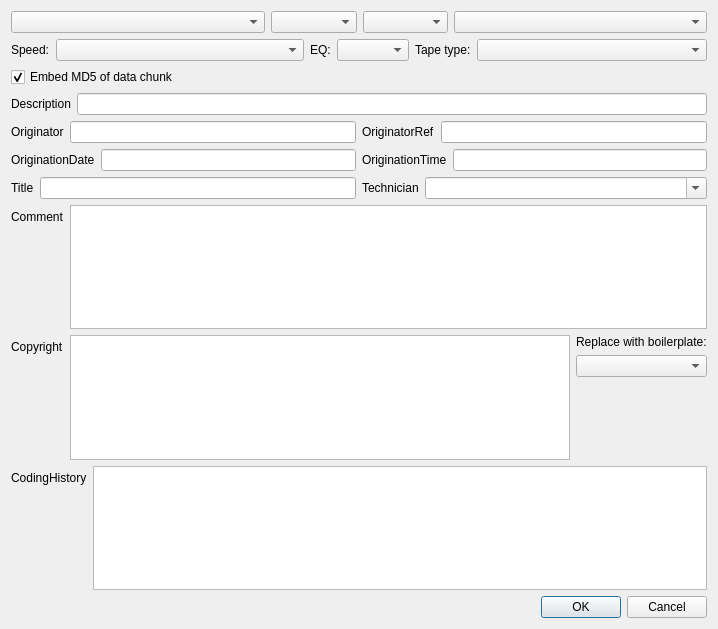
The window that main.ui (Ukrainian-History/autoBWF) describes before a commit, drawn with Qt 5.
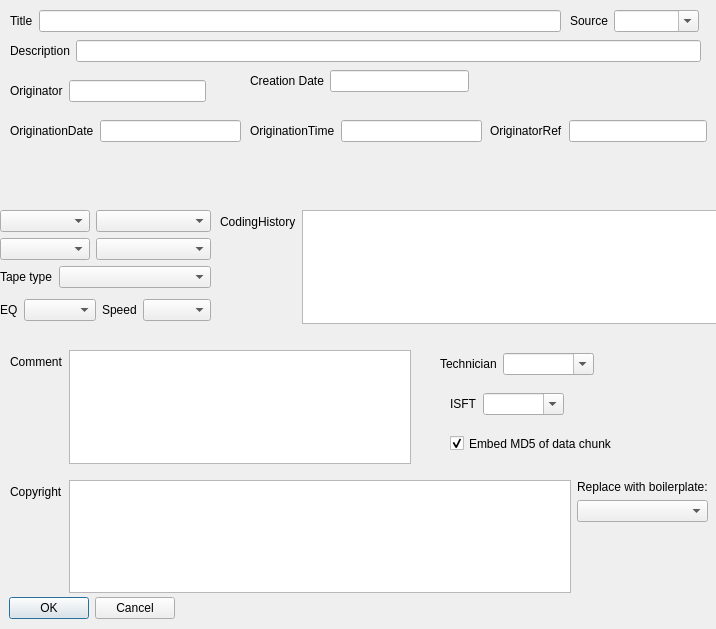
The same window after the commit.

Commit message: begin rearranging UI for full-fledged BWF editing

Patch:
```diff
--- a/main.ui
+++ b/main.ui
@@ -6,143 +6,166 @@
    <rect>
     <x>0</x>
     <y>0</y>
-    <width>718</width>
+    <width>716</width>
     <height>629</height>
    </rect>
   </property>
   <property name="windowTitle">
    <string>autoBWF</string>
   </property>
-  <layout class="QGridLayout" name="gridLayout_3">
-   <item row="0" column="0">
-    <layout class="QGridLayout" name="gridLayout_2">
-     <item row="0" column="0">
-      <widget class="QComboBox" name="deckSelect">
-       <property name="sizePolicy">
-        <sizepolicy hsizetype="Expanding" vsizetype="Fixed">
-         <horstretch>0</horstretch>
-         <verstretch>0</verstretch>
-        </sizepolicy>
-       </property>
-      </widget>
-     </item>
-     <item row="0" column="1" colspan="2">
-      <widget class="QComboBox" name="adcSelect">
-       <property name="sizePolicy">
-        <sizepolicy hsizetype="Expanding" vsizetype="Fixed">
-         <horstretch>0</horstretch>
-         <verstretch>0</verstretch>
-        </sizepolicy>
-       </property>
-      </widget>
-     </item>
-     <item row="0" column="3" colspan="2">
-      <widget class="QComboBox" name="softwareSelect">
-       <property name="sizePolicy">
-        <sizepolicy hsizetype="Expanding" vsizetype="Fixed">
-         <horstretch>0</horstretch>
-         <verstretch>0</verstretch>
-        </sizepolicy>
-       </property>
-      </widget>
-     </item>
-     <item row="0" column="5">
-      <widget class="QComboBox" name="mediaSelect">
-       <property name="sizePolicy">
-        <sizepolicy hsizetype="Expanding" vsizetype="Fixed">
-         <horstretch>0</horstretch>
-         <verstretch>0</verstretch>
-        </sizepolicy>
-       </property>
-      </widget>
-     </item>
-     <item row="1" column="0" colspan="2">
-      <layout class="QFormLayout" name="formLayout_10">
+  <widget class="QDialogButtonBox" name="buttonBox">
+   <property name="geometry">
+    <rect>
+     <x>9</x>
+     <y>597</y>
+     <width>166</width>
+     <height>23</height>
+    </rect>
+   </property>
+   <property name="orientation">
+    <enum>Qt::Horizontal</enum>
+   </property>
+   <property name="standardButtons">
+    <set>QDialogButtonBox::Cancel|QDialogButtonBox::Ok</set>
+   </property>
+  </widget>
+  <widget class="QWidget" name="layoutWidget">
+   <property name="geometry">
+    <rect>
+     <x>450</x>
+     <y>393</y>
+     <width>114</width>
+     <height>25</height>
+    </rect>
+   </property>
+   <layout class="QFormLayout" name="formLayout_14">
        <property name="fieldGrowthPolicy">
         <enum>QFormLayout::ExpandingFieldsGrow</enum>
        </property>
        <item row="0" column="0">
-        <widget class="QLabel" name="label_7">
+     <widget class="QLabel" name="label_15">
          <property name="text">
-          <string>Speed:</string>
+       <string>ISFT</string>
          </property>
         </widget>
        </item>
        <item row="0" column="1">
-        <widget class="QComboBox" name="speedSelect">
+     <widget class="QComboBox" name="isftSelect">
          <property name="sizePolicy">
           <sizepolicy hsizetype="Expanding" vsizetype="Fixed">
            <horstretch>0</horstretch>
            <verstretch>0</verstretch>
           </sizepolicy>
          </property>
+      <property name="editable">
+       <bool>true</bool>
+      </property>
         </widget>
        </item>
       </layout>
-     </item>
-     <item row="1" column="2" colspan="2">
-      <layout class="QFormLayout" name="formLayout_11">
+  </widget>
+  <widget class="QWidget" name="layoutWidget_2">
+   <property name="geometry">
+    <rect>
+     <x>250</x>
+     <y>70</y>
+     <width>219</width>
+     <height>27</height>
+    </rect>
+   </property>
+   <layout class="QHBoxLayout" name="horizontalLayout_12">
+    <item>
+     <layout class="QFormLayout" name="formLayout_15">
        <property name="fieldGrowthPolicy">
         <enum>QFormLayout::ExpandingFieldsGrow</enum>
        </property>
+      <item row="0" column="1">
+       <widget class="QLineEdit" name="creationDateLine"/>
+      </item>
        <item row="0" column="0">
-        <widget class="QLabel" name="label_12">
+       <widget class="QLabel" name="label_16">
          <property name="text">
-          <string>EQ:</string>
+         <string>Creation Date</string>
          </property>
         </widget>
        </item>
-       <item row="0" column="1">
-        <widget class="QComboBox" name="eqSelect">
-         <property name="sizePolicy">
-          <sizepolicy hsizetype="Expanding" vsizetype="Fixed">
-           <horstretch>0</horstretch>
-           <verstretch>0</verstretch>
-          </sizepolicy>
-         </property>
-        </widget>
-       </item>
-      </layout>
-     </item>
-     <item row="1" column="4" colspan="2">
-      <layout class="QFormLayout" name="formLayout_12">
+     </layout>
+    </item>
+   </layout>
+  </widget>
+  <widget class="QWidget" name="layoutWidget_3">
+   <property name="geometry">
+    <rect>
+     <x>570</x>
+     <y>10</y>
+     <width>129</width>
+     <height>25</height>
+    </rect>
+   </property>
+   <layout class="QFormLayout" name="formLayout_17">
        <property name="fieldGrowthPolicy">
         <enum>QFormLayout::ExpandingFieldsGrow</enum>
        </property>
        <item row="0" column="0">
-        <widget class="QLabel" name="label_13">
+     <widget class="QLabel" name="label_18">
          <property name="text">
-          <string>Tape type:</string>
+       <string>Source</string>
          </property>
         </widget>
        </item>
        <item row="0" column="1">
-        <widget class="QComboBox" name="typeSelect">
+     <widget class="QComboBox" name="sourceSelect">
          <property name="sizePolicy">
           <sizepolicy hsizetype="Expanding" vsizetype="Fixed">
            <horstretch>0</horstretch>
            <verstretch>0</verstretch>
           </sizepolicy>
          </property>
+      <property name="editable">
+       <bool>true</bool>
+      </property>
         </widget>
        </item>
       </layout>
-     </item>
-     <item row="2" column="0" colspan="3">
-      <widget class="QCheckBox" name="md5Check">
-       <property name="text">
-        <string>Embed MD5 of data chunk</string>
-       </property>
-       <property name="checked">
-        <bool>true</bool>
-       </property>
-      </widget>
-     </item>
-    </layout>
-   </item>
-   <item row="1" column="0">
-    <layout class="QGridLayout" name="gridLayout">
-     <item row="0" column="0" colspan="2">
+  </widget>
+  <widget class="QWidget" name="">
+   <property name="geometry">
+    <rect>
+     <x>10</x>
+     <y>10</y>
+     <width>551</width>
+     <height>27</height>
+    </rect>
+   </property>
+   <layout class="QHBoxLayout" name="horizontalLayout_7">
+    <item>
+     <layout class="QFormLayout" name="formLayout_5">
+      <property name="fieldGrowthPolicy">
+       <enum>QFormLayout::ExpandingFieldsGrow</enum>
+      </property>
+      <item row="0" column="0">
+       <widget class="QLabel" name="label_6">
+        <property name="text">
+         <string>Title</string>
+        </property>
+       </widget>
+      </item>
+      <item row="0" column="1">
+       <widget class="QLineEdit" name="titleLine"/>
+      </item>
+     </layout>
+    </item>
+   </layout>
+  </widget>
+  <widget class="QWidget" name="">
+   <property name="geometry">
+    <rect>
+     <x>10</x>
+     <y>40</y>
+     <width>691</width>
+     <height>27</height>
+    </rect>
+   </property>
       <layout class="QHBoxLayout" name="horizontalLayout">
        <item>
         <layout class="QFormLayout" name="formLayout_7">
@@ -162,8 +185,16 @@
         </layout>
        </item>
       </layout>
-     </item>
-     <item row="1" column="0">
+  </widget>
+  <widget class="QWidget" name="">
+   <property name="geometry">
+    <rect>
+     <x>10</x>
+     <y>80</y>
+     <width>196</width>
+     <height>27</height>
+    </rect>
+   </property>
       <layout class="QHBoxLayout" name="horizontalLayout_3">
        <item>
         <layout class="QFormLayout" name="formLayout">
@@ -183,29 +214,16 @@
         </layout>
        </item>
       </layout>
-     </item>
-     <item row="1" column="1">
-      <layout class="QHBoxLayout" name="horizontalLayout_4">
-       <item>
-        <layout class="QFormLayout" name="formLayout_2">
-         <property name="fieldGrowthPolicy">
-          <enum>QFormLayout::ExpandingFieldsGrow</enum>
-         </property>
-         <item row="0" column="0">
-          <widget class="QLabel" name="label_3">
-           <property name="text">
-            <string>OriginatorRef</string>
-           </property>
-          </widget>
-         </item>
-         <item row="0" column="1">
-          <widget class="QLineEdit" name="originatorRefLine"/>
-         </item>
-        </layout>
-       </item>
-      </layout>
-     </item>
-     <item row="2" column="0">
+  </widget>
+  <widget class="QWidget" name="">
+   <property name="geometry">
+    <rect>
+     <x>10</x>
+     <y>120</y>
+     <width>231</width>
+     <height>27</height>
+    </rect>
+   </property>
       <layout class="QHBoxLayout" name="horizontalLayout_5">
        <item>
         <layout class="QFormLayout" name="formLayout_3">
@@ -225,8 +243,16 @@
         </layout>
        </item>
       </layout>
-     </item>
-     <item row="2" column="1">
+  </widget>
+  <widget class="QWidget" name="">
+   <property name="geometry">
+    <rect>
+     <x>250</x>
+     <y>120</y>
+     <width>232</width>
+     <height>27</height>
+    </rect>
+   </property>
       <layout class="QHBoxLayout" name="horizontalLayout_6">
        <item>
         <layout class="QFormLayout" name="formLayout_4">
@@ -246,60 +272,74 @@
         </layout>
        </item>
       </layout>
-     </item>
-     <item row="3" column="0">
-      <layout class="QHBoxLayout" name="horizontalLayout_7">
+  </widget>
+  <widget class="QWidget" name="">
+   <property name="geometry">
+    <rect>
+     <x>490</x>
+     <y>120</y>
+     <width>217</width>
+     <height>27</height>
+    </rect>
+   </property>
+   <layout class="QHBoxLayout" name="horizontalLayout_4">
        <item>
-        <layout class="QFormLayout" name="formLayout_5">
+     <layout class="QFormLayout" name="formLayout_2">
          <property name="fieldGrowthPolicy">
           <enum>QFormLayout::ExpandingFieldsGrow</enum>
          </property>
          <item row="0" column="0">
-          <widget class="QLabel" name="label_6">
+       <widget class="QLabel" name="label_3">
            <property name="text">
-            <string>Title</string>
+         <string>OriginatorRef</string>
            </property>
           </widget>
          </item>
          <item row="0" column="1">
-          <widget class="QLineEdit" name="titleLine"/>
+       <widget class="QLineEdit" name="originatorRefLine"/>
          </item>
         </layout>
        </item>
       </layout>
-     </item>
-     <item row="3" column="1">
-      <layout class="QHBoxLayout" name="horizontalLayout_8">
+  </widget>
+  <widget class="QWidget" name="">
+   <property name="geometry">
+    <rect>
+     <x>220</x>
+     <y>210</y>
+     <width>531</width>
+     <height>114</height>
+    </rect>
+   </property>
+   <layout class="QHBoxLayout" name="horizontalLayout_10">
        <item>
-        <layout class="QFormLayout" name="formLayout_6">
+     <layout class="QFormLayout" name="formLayout_9">
          <property name="fieldGrowthPolicy">
           <enum>QFormLayout::ExpandingFieldsGrow</enum>
          </property>
          <item row="0" column="0">
-          <widget class="QLabel" name="label_8">
+       <widget class="QLabel" name="label_11">
            <property name="text">
-            <string>Technician</string>
+         <string>CodingHistory</string>
            </property>
           </widget>
          </item>
          <item row="0" column="1">
-          <widget class="QComboBox" name="technicianBox">
-           <property name="sizePolicy">
-            <sizepolicy hsizetype="Expanding" vsizetype="Fixed">
-             <horstretch>0</horstretch>
-             <verstretch>0</verstretch>
-            </sizepolicy>
-           </property>
-           <property name="editable">
-            <bool>true</bool>
-           </property>
-          </widget>
+       <widget class="QPlainTextEdit" name="codingHistoryText"/>
          </item>
         </layout>
        </item>
       </layout>
-     </item>
-     <item row="4" column="0" colspan="2">
+  </widget>
+  <widget class="QWidget" name="">
+   <property name="geometry">
+    <rect>
+     <x>10</x>
+     <y>350</y>
+     <width>401</width>
+     <height>114</height>
+    </rect>
+   </property>
       <layout class="QHBoxLayout" name="horizontalLayout_11">
        <item>
         <layout class="QFormLayout" name="formLayout_13">
@@ -319,8 +359,71 @@
         </layout>
        </item>
       </layout>
-     </item>
-     <item row="5" column="0" colspan="2">
+  </widget>
+  <widget class="QWidget" name="">
+   <property name="geometry">
+    <rect>
+     <x>440</x>
+     <y>353</y>
+     <width>154</width>
+     <height>27</height>
+    </rect>
+   </property>
+   <layout class="QHBoxLayout" name="horizontalLayout_8">
+    <item>
+     <layout class="QFormLayout" name="formLayout_6">
+      <property name="fieldGrowthPolicy">
+       <enum>QFormLayout::ExpandingFieldsGrow</enum>
+      </property>
+      <item row="0" column="0">
+       <widget class="QLabel" name="label_8">
+        <property name="text">
+         <string>Technician</string>
+        </property>
+       </widget>
+      </item>
+      <item row="0" column="1">
+       <widget class="QComboBox" name="technicianBox">
+        <property name="sizePolicy">
+         <sizepolicy hsizetype="Expanding" vsizetype="Fixed">
+          <horstretch>0</horstretch>
+          <verstretch>0</verstretch>
+         </sizepolicy>
+        </property>
+        <property name="editable">
+         <bool>true</bool>
+        </property>
+       </widget>
+      </item>
+     </layout>
+    </item>
+   </layout>
+  </widget>
+  <widget class="QCheckBox" name="md5Check">
+   <property name="geometry">
+    <rect>
+     <x>450</x>
+     <y>433</y>
+     <width>185</width>
+     <height>21</height>
+    </rect>
+   </property>
+   <property name="text">
+    <string>Embed MD5 of data chunk</string>
+   </property>
+   <property name="checked">
+    <bool>true</bool>
+   </property>
+  </widget>
+  <widget class="QWidget" name="">
+   <property name="geometry">
+    <rect>
+     <x>10</x>
+     <y>480</y>
+     <width>698</width>
+     <height>113</height>
+    </rect>
+   </property>
       <layout class="QHBoxLayout" name="horizontalLayout_9">
        <item>
         <layout class="QFormLayout" name="formLayout_8">
@@ -367,41 +470,158 @@
         </layout>
        </item>
       </layout>
-     </item>
-     <item row="6" column="0" colspan="2">
-      <layout class="QHBoxLayout" name="horizontalLayout_10">
-       <item>
-        <layout class="QFormLayout" name="formLayout_9">
+  </widget>
+  <widget class="QWidget" name="">
+   <property name="geometry">
+    <rect>
+     <x>0</x>
+     <y>210</y>
+     <width>211</width>
+     <height>116</height>
+    </rect>
+   </property>
+   <layout class="QGridLayout" name="gridLayout">
+    <item row="0" column="0">
+     <widget class="QComboBox" name="deckSelect">
+      <property name="sizePolicy">
+       <sizepolicy hsizetype="Expanding" vsizetype="Fixed">
+        <horstretch>0</horstretch>
+        <verstretch>0</verstretch>
+       </sizepolicy>
+      </property>
+      <property name="editable">
+       <bool>false</bool>
+      </property>
+     </widget>
+    </item>
+    <item row="0" column="1" colspan="2">
+     <widget class="QComboBox" name="softwareSelect">
+      <property name="sizePolicy">
+       <sizepolicy hsizetype="Expanding" vsizetype="Fixed">
+        <horstretch>0</horstretch>
+        <verstretch>0</verstretch>
+       </sizepolicy>
+      </property>
+      <property name="editable">
+       <bool>false</bool>
+      </property>
+     </widget>
+    </item>
+    <item row="1" column="0">
+     <widget class="QComboBox" name="adcSelect">
+      <property name="sizePolicy">
+       <sizepolicy hsizetype="Expanding" vsizetype="Fixed">
+        <horstretch>0</horstretch>
+        <verstretch>0</verstretch>
+       </sizepolicy>
+      </property>
+      <property name="editable">
+       <bool>false</bool>
+      </property>
+     </widget>
+    </item>
+    <item row="1" column="1" colspan="2">
+     <widget class="QComboBox" name="mediaSelect">
+      <property name="sizePolicy">
+       <sizepolicy hsizetype="Expanding" vsizetype="Fixed">
+        <horstretch>0</horstretch>
+        <verstretch>0</verstretch>
+       </sizepolicy>
+      </property>
+      <property name="editable">
+       <bool>false</bool>
+      </property>
+     </widget>
+    </item>
+    <item row="2" column="0" colspan="3">
+     <layout class="QFormLayout" name="formLayout_12">
          <property name="fieldGrowthPolicy">
           <enum>QFormLayout::ExpandingFieldsGrow</enum>
          </property>
          <item row="0" column="0">
-          <widget class="QLabel" name="label_11">
+       <widget class="QLabel" name="label_13">
            <property name="text">
-            <string>CodingHistory</string>
+         <string>Tape type</string>
            </property>
           </widget>
          </item>
          <item row="0" column="1">
-          <widget class="QPlainTextEdit" name="codingHistoryText"/>
+       <widget class="QComboBox" name="typeSelect">
+        <property name="sizePolicy">
+         <sizepolicy hsizetype="Expanding" vsizetype="Fixed">
+          <horstretch>0</horstretch>
+          <verstretch>0</verstretch>
+         </sizepolicy>
+        </property>
+        <property name="editable">
+         <bool>false</bool>
+        </property>
+       </widget>
          </item>
         </layout>
        </item>
-      </layout>
-     </item>
-    </layout>
-   </item>
-   <item row="2" column="0">
-    <widget class="QDialogButtonBox" name="buttonBox">
-     <property name="orientation">
-      <enum>Qt::Horizontal</enum>
-     </property>
-     <property name="standardButtons">
-      <set>QDialogButtonBox::Cancel|QDialogButtonBox::Ok</set>
+    <item row="3" column="0" colspan="2">
+     <layout class="QFormLayout" name="formLayout_11">
+      <property name="fieldGrowthPolicy">
+       <enum>QFormLayout::ExpandingFieldsGrow</enum>
+      </property>
+      <item row="0" column="0">
+       <widget class="QLabel" name="label_12">
+        <property name="text">
+         <string>EQ</string>
+        </property>
+       </widget>
+      </item>
+      <item row="0" column="1">
+       <widget class="QComboBox" name="eqSelect">
+        <property name="sizePolicy">
+         <sizepolicy hsizetype="Expanding" vsizetype="Fixed">
+          <horstretch>0</horstretch>
+          <verstretch>0</verstretch>
+         </sizepolicy>
+        </property>
+        <property name="editable">
+         <bool>false</bool>
+        </property>
+       </widget>
+      </item>
+     </layout>
+    </item>
+    <item row="3" column="2">
+     <layout class="QFormLayout" name="formLayout_10">
+      <property name="fieldGrowthPolicy">
+       <enum>QFormLayout::ExpandingFieldsGrow</enum>
+      </property>
+      <item row="0" column="0">
+       <widget class="QLabel" name="label_7">
+        <property name="text">
+         <string>Speed</string>
      </property>
     </widget>
    </item>
-  </layout>
+      <item row="0" column="1">
+       <widget class="QComboBox" name="speedSelect">
+        <property name="sizePolicy">
+         <sizepolicy hsizetype="Expanding" vsizetype="Fixed">
+          <horstretch>0</horstretch>
+          <verstretch>0</verstretch>
+         </sizepolicy>
+        </property>
+        <property name="editable">
+         <bool>false</bool>
+        </property>
+       </widget>
+      </item>
+     </layout>
+    </item>
+   </layout>
+  </widget>
+  <zorder>buttonBox</zorder>
+  <zorder>layoutWidget</zorder>
+  <zorder>layoutWidget_2</zorder>
+  <zorder>layoutWidget_3</zorder>
+  <zorder>titleLine</zorder>
+  <zorder></zorder>
  </widget>
  <resources/>
  <connections>
```
Lines whose indentation alone changed are shown as unchanged. The commit also changes 3 other files.
